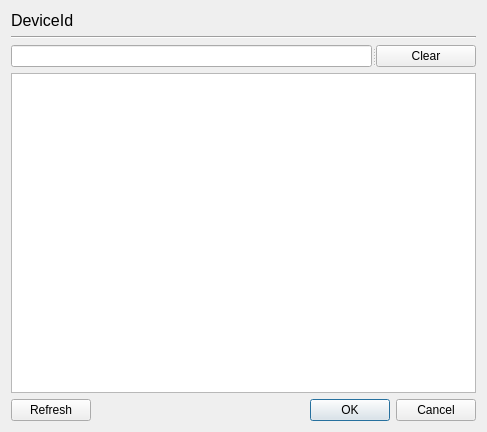
First picture: the form in src/pythonGui/karabogui/dialogs/config_handle.ui, repository European-XFEL/Karabo, before the edit.
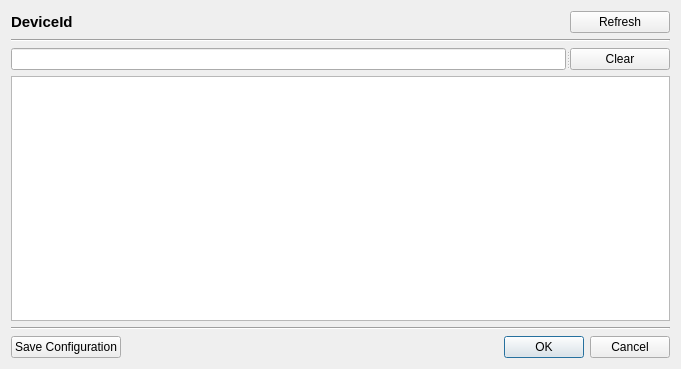
Second picture: the form after the edit.

Commit message: GUI: Save configurations from name

```diff
--- a/src/pythonGui/karabogui/dialogs/config_handle.ui
+++ b/src/pythonGui/karabogui/dialogs/config_handle.ui
@@ -6,8 +6,8 @@
    <rect>
     <x>0</x>
     <y>0</y>
-    <width>487</width>
-    <height>432</height>
+    <width>681</width>
+    <height>369</height>
    </rect>
   </property>
   <property name="windowTitle">
@@ -15,10 +15,14 @@
   </property>
   <layout class="QVBoxLayout" name="verticalLayout">
    <item>
+    <layout class="QHBoxLayout" name="horizontalLayout_3">
+     <item>
     <widget class="QLabel" name="ui_instance">
      <property name="font">
       <font>
-       <pointsize>12</pointsize>
+         <pointsize>11</pointsize>
+         <weight>75</weight>
+         <bold>true</bold>
       </font>
      </property>
      <property name="text">
@@ -27,6 +31,21 @@
     </widget>
    </item>
    <item>
+      <widget class="QPushButton" name="ui_button_refresh">
+       <property name="maximumSize">
+        <size>
+         <width>100</width>
+         <height>16777215</height>
+        </size>
+       </property>
+       <property name="text">
+        <string>Refresh</string>
+       </property>
+      </widget>
+     </item>
+    </layout>
+   </item>
+   <item>
     <widget class="Line" name="line">
      <property name="orientation">
       <enum>Qt::Horizontal</enum>
@@ -74,18 +93,19 @@
      </attribute>
     </widget>
    </item>
+   <item>
+    <widget class="Line" name="line_2">
+     <property name="orientation">
+      <enum>Qt::Horizontal</enum>
+     </property>
+    </widget>
+   </item>
    <item>
     <layout class="QHBoxLayout" name="horizontalLayout">
      <item>
-      <widget class="QPushButton" name="ui_button_refresh">
-       <property name="maximumSize">
-        <size>
-         <width>100</width>
-         <height>16777215</height>
-        </size>
-       </property>
+      <widget class="QPushButton" name="ui_button_save">
        <property name="text">
-        <string>Refresh</string>
+        <string>Save Configuration</string>
        </property>
       </widget>
      </item>
```
Lines whose indentation alone changed are shown as unchanged. The commit also changes 4 other files.
